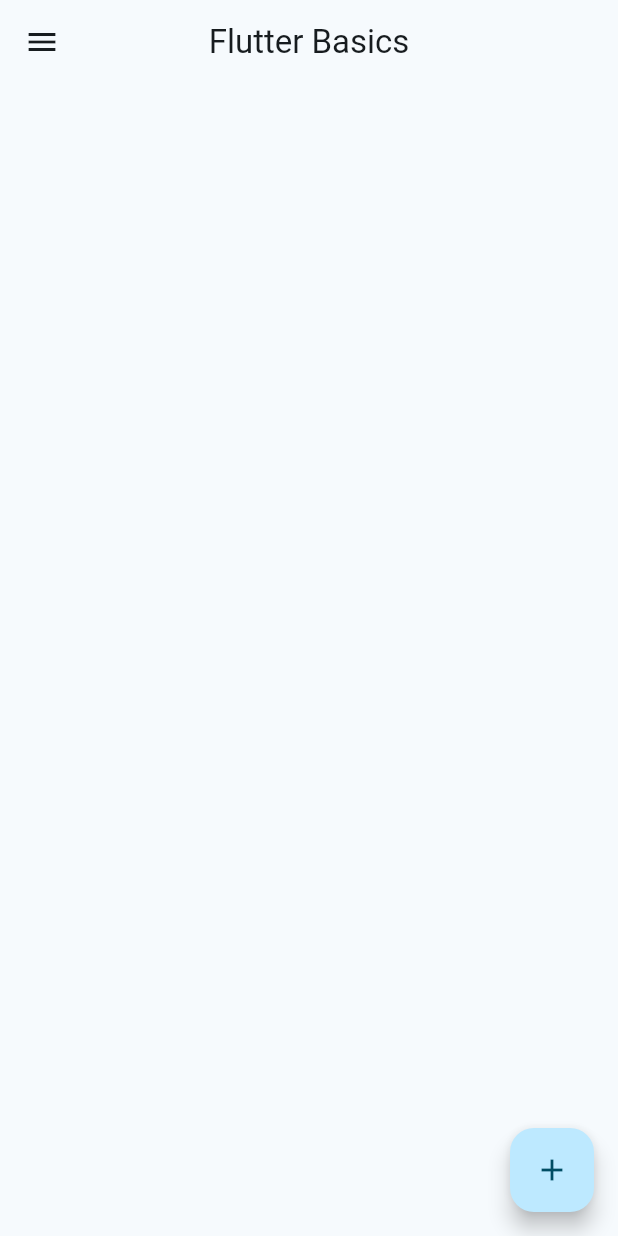
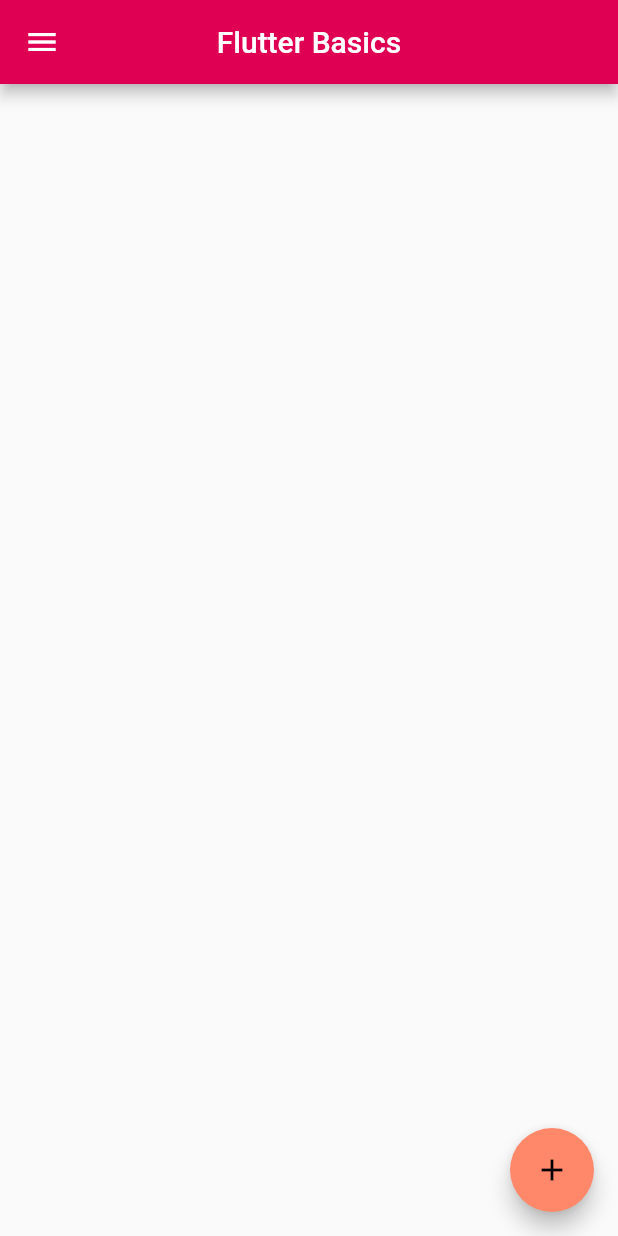
Before and after one commit to ravenpdev/flutter_basics, a Flutter app: the screen it shows after launch, on a phone screen of 412 x 824 dp. Run offline on Flutter 3.47's test engine with Material 2 defaults, Android fonts, the phone set to English and light mode, and no system bars.

Commit message:
basic theme customization

```diff
--- /dev/null
+++ b/lib/core/theme/theme.dart
@@ -0,0 +1,37 @@
+import 'package:flutter/material.dart';
+
+class AppTheme {
+  AppTheme._();
+
+  static const _primaryColorLight = Colors.lightBlueAccent;
+
+  static const _primaryColorDark = Colors.lightGreenAccent;
+
+  static final ThemeData lightTheme = ThemeData(
+    useMaterial3: true,
+    colorScheme: ColorScheme.fromSeed(seedColor: _primaryColorLight),
+  );
+
+  static final ThemeData darkTheme = ThemeData(
+    useMaterial3: true,
+    colorScheme: ColorScheme.fromSeed(seedColor: _primaryColorDark),
+    // brightness: Brightness.dark,
+  );
+}
+
+class ThemeClass {
+  ThemeClass._();
+
+  static Color lightPrimaryColor = const Color(0xFFDF0054);
+  static Color darkPrimaryColor = const Color(0xFF480032);
+  static Color secondaryColor = const Color(0xFFFF886A);
+  static Color accentColor = const Color(0xFFFFD2BB);
+
+  static final ThemeData lightTheme = ThemeData(
+    primaryColor: ThemeData.light().scaffoldBackgroundColor,
+    colorScheme: const ColorScheme.light().copyWith(
+      primary: ThemeClass.lightPrimaryColor,
+      secondary: ThemeClass.secondaryColor,
+    ),
+  );
+}
--- a/lib/main.dart
+++ b/lib/main.dart
@@ -1,4 +1,5 @@
 import 'package:flutter/material.dart';
+import 'package:flutter_basics/core/theme/theme.dart';
 
 void main() {
   runApp(const MyApp());
@@ -13,10 +14,9 @@ class MyApp extends StatelessWidget {
     return MaterialApp(
       debugShowCheckedModeBanner: false,
       title: 'Flutter Demo',
-      theme: ThemeData(
-        colorScheme: ColorScheme.fromSeed(seedColor: Colors.blueGrey),
-        useMaterial3: true,
-      ),
+      themeMode: ThemeMode.light,
+      theme: ThemeClass.lightTheme,
+      darkTheme: AppTheme.darkTheme,
       home: Scaffold(
         appBar: AppBar(
           title: const Text('Flutter Basics'),
@@ -28,6 +28,7 @@ class MyApp extends StatelessWidget {
           child: const Icon(Icons.add),
         ),
         drawer: Drawer(
+          backgroundColor: ThemeClass.secondaryColor,
           child: ListView(
             padding: EdgeInsets.zero,
             children: [
```
